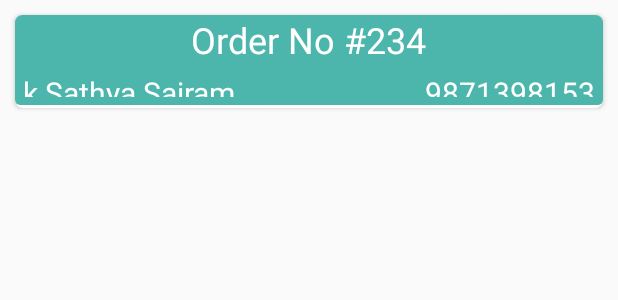
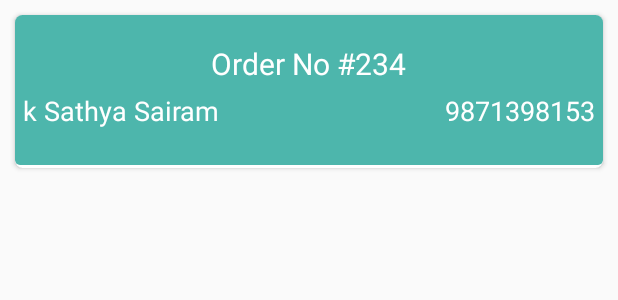
Before and after one commit to ksathyasairam/HoplineAdmin, an Android app: the layout order_history_card.xml on its own in the app's theme, with its tools: preview values and no code run, on a phone screen of 412 x 824 dp. Shown: the top 300 px of the screen. Run offline under Robolectric (Android 15) with nearby library versions, the phone set to English and light mode, and no system bars.

Commit message:
Bistro Final Version

```diff
--- a/app/src/main/java/com/example/ssairam/hopline/ServerHelper.java
+++ b/app/src/main/java/com/example/ssairam/hopline/ServerHelper.java
@@ -16,7 +16,7 @@ import java.util.List;
 
 public class ServerHelper {
 
-    public static final String BASE_URL = "http://hopline.5fypzgp2y7.us-east-1.elasticbeanstalk.com/";
+    public static final String BASE_URL = "http://hopline.in/";
     public static final String BASE_REST_URL = BASE_URL + "rest/";
 
     private static List<OrderVo> retrieveOrdersFromServer(List<String> orderStates) throws Exception {
--- a/app/src/main/java/com/example/ssairam/hopline/activity_ui/OrderHistoryActivity.java
+++ b/app/src/main/java/com/example/ssairam/hopline/activity_ui/OrderHistoryActivity.java
@@ -44,8 +44,8 @@ public class OrderHistoryActivity extends BaseActivity {
             }
         });
 
-//        RecyclerView.LayoutManager layoutManager=new StaggeredGridLayoutManager(5,1);
-        RecyclerView.LayoutManager layoutManager = new LinearLayoutManager(getApplicationContext());
+        RecyclerView.LayoutManager layoutManager=new StaggeredGridLayoutManager(4,1);
+//        RecyclerView.LayoutManager layoutManager = new LinearLayoutManager(getApplicationContext());
 
         recyclerView.setLayoutManager(layoutManager);
 //        recyclerView.addItemDecoration(new GridSpacingItemDecoration(2, dpToPx(10), true));
--- a/app/src/main/java/com/example/ssairam/hopline/fragments/BigOrderPayFragment.java
+++ b/app/src/main/java/com/example/ssairam/hopline/fragments/BigOrderPayFragment.java
@@ -101,8 +101,8 @@ public class BigOrderPayFragment extends Fragment {
     private void initUi(List<OrderVo> orders) {
         adapter = createOrderReadyAdatper(orders);
 
-//        RecyclerView.LayoutManager mLayoutManager = new StaggeredGridLayoutManager(5,1);
-        RecyclerView.LayoutManager mLayoutManager = new LinearLayoutManager(this.getActivity().getApplicationContext());
+        RecyclerView.LayoutManager mLayoutManager = new StaggeredGridLayoutManager(4,1);
+//        RecyclerView.LayoutManager mLayoutManager = new LinearLayoutManager(this.getActivity().getApplicationContext());
 
         recyclerView.setLayoutManager(mLayoutManager);
 //        recyclerView.addItemDecoration(new GridSpacingItemDecoration(2, dpToPx(10), true));
--- a/app/src/main/java/com/example/ssairam/hopline/fragments/IncomingOrderFragment.java
+++ b/app/src/main/java/com/example/ssairam/hopline/fragments/IncomingOrderFragment.java
@@ -137,8 +137,8 @@ public class IncomingOrderFragment extends Fragment {
 
         adapter = new IncomingOrdersAdapter(this.getActivity().getApplicationContext(), orderVoList, callListner, cancelListner, confirmListner,increaseTimeListner,decreaseTimeListner);
 
-//        RecyclerView.LayoutManager mLayoutManager = new StaggeredGridLayoutManager(5,1);
-        RecyclerView.LayoutManager mLayoutManager = new LinearLayoutManager(this.getActivity().getApplicationContext());
+        RecyclerView.LayoutManager mLayoutManager = new StaggeredGridLayoutManager(4,1);
+//        RecyclerView.LayoutManager mLayoutManager = new LinearLayoutManager(this.getActivity().getApplicationContext());
 
         recyclerView.setLayoutManager(mLayoutManager);
         // recyclerView.addItemDecoration(new GridSpacingItemDecoration(2, dpToPx(10), true));
--- a/app/src/main/java/com/example/ssairam/hopline/fragments/OrderReadyFragment.java
+++ b/app/src/main/java/com/example/ssairam/hopline/fragments/OrderReadyFragment.java
@@ -112,8 +112,8 @@ public class OrderReadyFragment extends Fragment {
     private void initUi() {
         adapter = createOrderReadyAdatper();
 
-//        RecyclerView.LayoutManager mLayoutManager = new StaggeredGridLayoutManager(5, 1);
-        RecyclerView.LayoutManager mLayoutManager = new LinearLayoutManager(this.getActivity().getApplicationContext());
+        RecyclerView.LayoutManager mLayoutManager = new StaggeredGridLayoutManager(4, 1);
+//        RecyclerView.LayoutManager mLayoutManager = new LinearLayoutManager(this.getActivity().getApplicationContext());
 
         recyclerView.setLayoutManager(mLayoutManager);
 //        recyclerView.addItemDecoration(new GridSpacingItemDecoration(2, dpToPx(10), true));
--- a/app/src/main/java/com/example/ssairam/hopline/fragments/PreparingOrderFragment.java
+++ b/app/src/main/java/com/example/ssairam/hopline/fragments/PreparingOrderFragment.java
@@ -116,8 +116,8 @@ public class PreparingOrderFragment extends Fragment {
         adapter = new PreparingOrderAdapter(this.getActivity().getApplicationContext(), orderVoList, new OrderReadyListener(),new NotifyUserListener() );
 
         RecyclerView.LayoutManager mLayoutManager = new LinearLayoutManager(this.getActivity().getApplicationContext());
-//        RecyclerView.LayoutManager layoutManager = new StaggeredGridLayoutManager(5, 1);
-        RecyclerView.LayoutManager layoutManager = new LinearLayoutManager(this.getActivity().getApplicationContext());
+        RecyclerView.LayoutManager layoutManager = new StaggeredGridLayoutManager(4, 1);
+//        RecyclerView.LayoutManager layoutManager = new LinearLayoutManager(this.getActivity().getApplicationContext());
 
         recyclerView.setLayoutManager(layoutManager);
 //        recyclerView.addItemDecoration(new GridSpacingItemDecoration(2, dpToPx(10), true));
--- a/app/src/main/res/layout/activity_main.xml
+++ b/app/src/main/res/layout/activity_main.xml
@@ -13,7 +13,7 @@
 
         <FrameLayout xmlns:android="http://schemas.android.com/apk/res/android"
             android:id="@+id/fragment_container"
-            android:layout_marginBottom="50dp"
+            android:layout_marginBottom="100dp"
             android:layout_width="match_parent"
             android:layout_height="match_parent" />
 
--- a/app/src/main/res/layout/order_history_card.xml
+++ b/app/src/main/res/layout/order_history_card.xml
@@ -25,7 +25,7 @@
                 android:orientation="vertical"
                 android:layout_width="match_parent"
                 android:layout_weight="0.85"
-                android:layout_height="60dp"
+                android:layout_height="@dimen/cardheaderdimen_small"
                 android:background="@drawable/round_bg"
                 android:gravity="center"
                 >
@@ -41,7 +41,7 @@
                         android:layout_width="wrap_content"
                         android:layout_height="wrap_content"
                         android:textColor="@android:color/white"
-                        android:textSize="@dimen/largetext"
+                        android:textSize="@dimen/mediumtext"
                         android:gravity="center"
                         android:id="@+id/customer_order_number"
                         android:text="Order No #234"
@@ -56,7 +56,7 @@
                             android:layout_height="wrap_content"
                             android:layout_margin="5dp"
                             android:textColor="@android:color/white"
-                            android:textSize="@dimen/mediumtext"
+                            android:textSize="@dimen/smalltext"
                             android:gravity="left"
                             android:ellipsize="marquee"
                             android:id="@+id/customer_name"
@@ -67,7 +67,7 @@
                             android:layout_margin="5dp"
                             android:layout_height="wrap_content"
                             android:textColor="@android:color/white"
-                            android:textSize="@dimen/mediumtext"
+                            android:textSize="@dimen/smalltext"
                             android:gravity="right"
                             android:id="@+id/customer_phone"
                             android:text="9871398153"/>
```
Also changed, not shown: app/src/main/AndroidManifest.xml (+5 -5 lines), app/src/main/res/mipmap-hdpi/ic_hopline.png (added).
